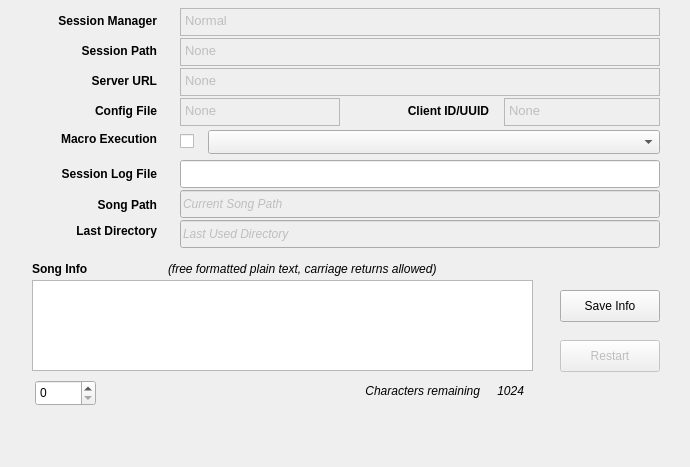
The window that seq_qt5/forms/qsessionframe.ui (ahlstromcj/seq66) describes before a commit, drawn with Qt 5.
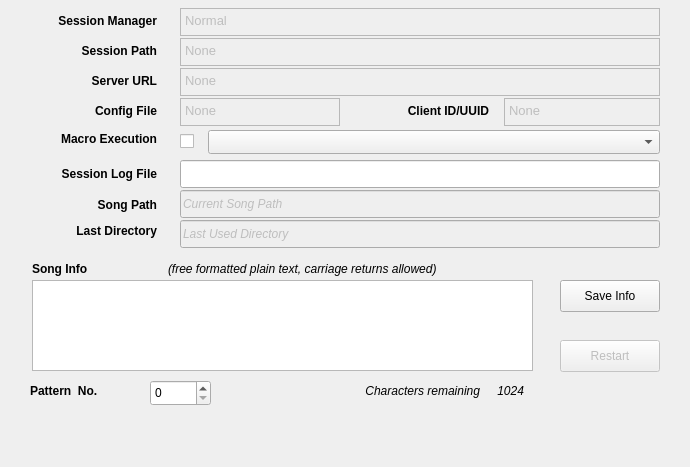
The same window after the commit.

Patch:
```diff
--- a/seq_qt5/forms/qsessionframe.ui
+++ b/seq_qt5/forms/qsessionframe.ui
@@ -624,7 +624,7 @@
    <property name="geometry">
     <rect>
      <x>560</x>
-     <y>290</y>
+     <y>280</y>
      <width>100</width>
      <height>32</height>
     </rect>
@@ -648,7 +648,7 @@
   <widget class="QSpinBox" name="spinBoxTrackNumber">
    <property name="geometry">
     <rect>
-     <x>35</x>
+     <x>150</x>
      <y>380</y>
      <width>61</width>
      <height>26</height>
@@ -732,6 +732,24 @@
     <set>Qt::AlignRight|Qt::AlignTrailing|Qt::AlignVCenter</set>
    </property>
   </widget>
+  <widget class="QLabel" name="label_5">
+   <property name="geometry">
+    <rect>
+     <x>30</x>
+     <y>380</y>
+     <width>131</width>
+     <height>22</height>
+    </rect>
+   </property>
+   <property name="font">
+    <font>
+     <bold>true</bold>
+    </font>
+   </property>
+   <property name="text">
+    <string>Pattern  No.</string>
+   </property>
+  </widget>
  </widget>
  <tabstops>
   <tabstop>sessionManagerNameText</tabstop>
```
Left out of the diff: 55 changed lines with no effect on the pictures.
